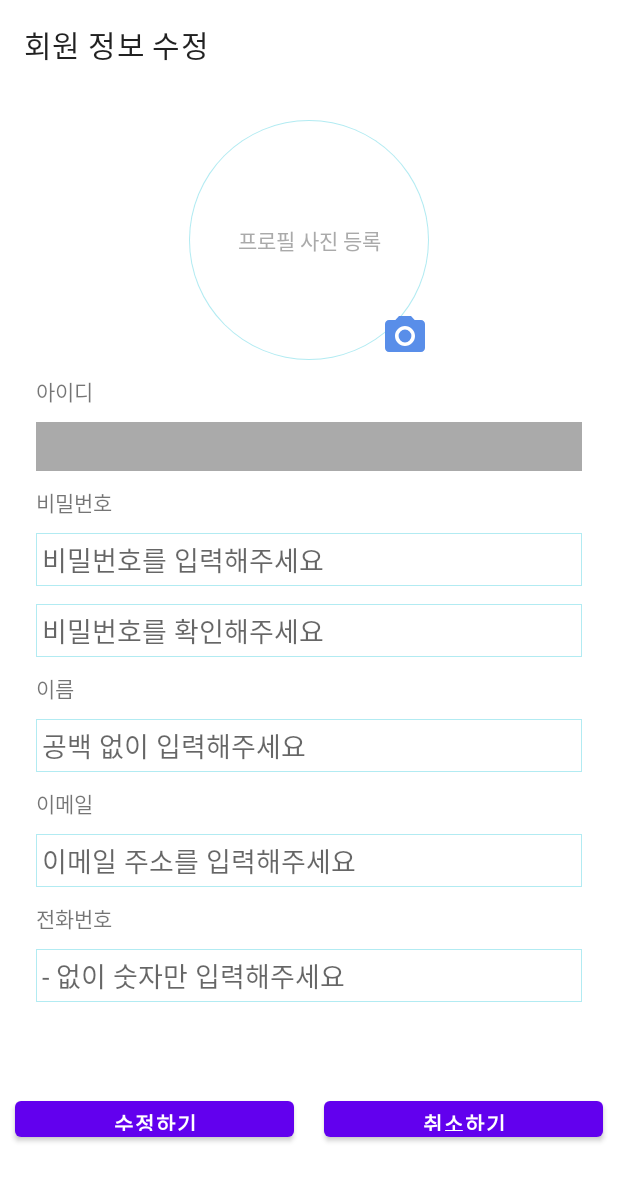
After one commit to NaudhizFehu/07_project_dev4, an Android app: the layout fragment_modify.xml on its own in the app's theme, with its tools: preview values and no code run, on a phone screen of 412 x 824 dp. The commit adds this screen. Shown: the top 1181 px of the screen. Run offline under Robolectric (Android 15) with nearby library versions, the phone set to English and light mode, and no system bars.

Commit message:
회원정보 수정 기능 뷰, 기능, 테스트 완료 ModifyFragment.java / ModigyViewModel.java / fragment_modify.xml -> 생성 및 코드 작성 ViewModelFactory.java / MemberRepository.java / MemberService.java / MyPageFragment.java / MyPageViewModel.java / MemberService.java -> 코드 수정

```diff
--- a/client/app/src/main/java/com/dev04/client/ViewModelFactory.java
+++ b/client/app/src/main/java/com/dev04/client/ViewModelFactory.java
@@ -9,6 +9,7 @@ import com.dev04.client.repository.MemberRepository;
 import com.dev04.client.repository.NetworkAPI;
 import com.dev04.client.ui.join.JoinViewModel;
 import com.dev04.client.ui.login.LoginViewModel;
+import com.dev04.client.ui.modify.ModifyViewModel;
 import com.dev04.client.ui.myPage.MyPageViewModel;
 import com.dev04.client.ui.read.ReadViewModel;
 
@@ -28,8 +29,8 @@ public class ViewModelFactory implements ViewModelProvider.Factory {
             return (T) new JoinViewModel(memberRepository);
         } else if (modelClass.isAssignableFrom(MyPageViewModel.class)) {
             return (T) new MyPageViewModel(memberRepository);
-//        } else if (modelClass.isAssignableFrom(ModifyViewModel.class)) {
-//            return (T) new ModifyViewModel(memberRepository);
+        } else if (modelClass.isAssignableFrom(ModifyViewModel.class)) {
+            return (T) new ModifyViewModel(memberRepository);
 //        } else if (modelClass.isAssignableFrom(MemberListViewModel.class)) {
 //            return (T) new MemberListViewModel(memberRepository);
         } else {
--- a/client/app/src/main/java/com/dev04/client/repository/MemberRepository.java
+++ b/client/app/src/main/java/com/dev04/client/repository/MemberRepository.java
@@ -34,6 +34,10 @@ public class MemberRepository {
         memberService.myPageMember(memberVO).enqueue(callback);
     }
 
+    public void modifyMember(MemberVO memberVO, Callback<Void> callback){
+        memberService.modyfiMember(memberVO).enqueue(callback);
+    }
+
 //    public void signUpMember(Member member, File file, Callback<Void> callback) {
 //        MultipartBody.Part profileFile = MultipartBody.Part.createFormData(
 //                "profilePic",
--- a/client/app/src/main/java/com/dev04/client/repository/MemberService.java
+++ b/client/app/src/main/java/com/dev04/client/repository/MemberService.java
@@ -27,6 +27,9 @@ public interface MemberService {
 
     @POST("myPage")
     Call<MemberVO> myPageMember(@Body MemberVO memberVO);
+
+    @POST("changeMyInfo")
+    Call<Void> modyfiMember(@Body MemberVO memberVO);
 //    @Multipart
 //    @POST("member/modify-profile")
 //    Call<Void> modifyMemberWithProfile(@Part("member") Member member, @Part MultipartBody.Part profileFile);
--- a/client/app/src/main/java/com/dev04/client/repository/NetworkAPI.java
+++ b/client/app/src/main/java/com/dev04/client/repository/NetworkAPI.java
@@ -7,7 +7,7 @@ import retrofit2.Retrofit;
 import retrofit2.converter.moshi.MoshiConverterFactory;
 
 public class NetworkAPI {
-    private static final String SERVER_BASE_URL = "http://172.30.1.43:9407/"; // TODO - IP 를 서버 PC 의 IP로 설정해주어야 함.
+    private static final String SERVER_BASE_URL = "http://192.168.0.109:9407/"; // TODO - IP 를 서버 PC 의 IP로 설정해주어야 함.
 
     private static NetworkAPI INSTANCE;
 
--- /dev/null
+++ b/client/app/src/main/res/layout/fragment_modify.xml
@@ -0,0 +1,230 @@
+<?xml version="1.0" encoding="utf-8"?>
+<layout xmlns:android="http://schemas.android.com/apk/res/android"
+    xmlns:tools="http://schemas.android.com/tools"
+    xmlns:app="http://schemas.android.com/apk/res-auto">
+
+    <data>
+        <variable
+            name="vm"
+            type="com.dev04.client.ui.modify.ModifyViewModel" />
+    </data>
+
+    <androidx.core.widget.NestedScrollView
+        android:layout_width="match_parent"
+        android:layout_height="match_parent"
+        android:fillViewport="true"
+        tools:context=".ui.modify.ModifyFragment" >
+        <androidx.constraintlayout.widget.ConstraintLayout
+            android:layout_width="match_parent"
+            android:layout_height="wrap_content">
+
+            <androidx.appcompat.widget.Toolbar
+                android:id="@+id/modify_title"
+                android:layout_width="match_parent"
+                android:layout_height="60dp"
+                app:title="회원 정보 수정"
+                app:layout_constraintTop_toTopOf="parent"
+                app:layout_constraintStart_toStartOf="parent"
+                app:layout_constraintEnd_toEndOf="parent"/>
+
+            <FrameLayout
+                android:id="@+id/modify_profile_layout"
+                android:layout_width="160dp"
+                android:layout_height="160dp"
+                android:layout_marginVertical="20dp"
+                android:background="@drawable/circle"
+                app:layout_constraintTop_toBottomOf="@id/modify_title"
+                app:layout_constraintStart_toStartOf="parent"
+                app:layout_constraintEnd_toEndOf="parent">
+                <TextView
+                    android:layout_width="match_parent"
+                    android:layout_height="match_parent"
+                    android:gravity="center"
+                    android:text="프로필 사진 등록"
+                    android:textColor="@android:color/darker_gray"/>
+                <ImageView
+                    android:id="@+id/modify_profile_view"
+                    android:layout_width="match_parent"
+                    android:layout_height="match_parent"/>
+                <ImageView
+                    android:id="@+id/modify_add_profile_view"
+                    android:layout_width="32dp"
+                    android:layout_height="32dp"
+                    android:layout_gravity="bottom|end"
+                    android:src="@drawable/ic_photo_32"/>
+            </FrameLayout>
+
+            <TextView
+                android:id="@+id/modify_id_lable"
+                android:layout_width="match_parent"
+                android:layout_height="wrap_content"
+                android:gravity="start"
+                android:paddingHorizontal="24dp"
+                android:paddingVertical="10dp"
+                android:text="아이디"
+                app:layout_constraintTop_toBottomOf="@id/modify_profile_layout"
+                app:layout_constraintStart_toStartOf="parent"
+                app:layout_constraintEnd_toEndOf="parent" />
+
+            <EditText
+                android:id="@+id/modify_id"
+                android:layout_width="0dp"
+                android:layout_height="wrap_content"
+                android:layout_marginHorizontal="24dp"
+                android:padding="4dp"
+                android:background="@drawable/border"
+                android:backgroundTint="@android:color/darker_gray"
+                android:focusable="false"
+                android:focusableInTouchMode="false"
+                android:text="@={vm.id}"
+                app:layout_constraintTop_toBottomOf="@id/modify_id_lable"
+                app:layout_constraintStart_toStartOf="parent"
+                app:layout_constraintEnd_toEndOf="parent" />
+
+            <TextView
+                android:id="@+id/modify_password_lable"
+                android:layout_width="match_parent"
+                android:layout_height="wrap_content"
+                android:gravity="start"
+                android:paddingHorizontal="24dp"
+                android:paddingVertical="10dp"
+                android:text="비밀번호"
+                app:layout_constraintTop_toBottomOf="@id/modify_id"
+                app:layout_constraintStart_toStartOf="parent"
+                app:layout_constraintEnd_toEndOf="parent" />
+
+            <EditText
+                android:id="@+id/modify_password"
+                android:layout_width="0dp"
+                android:layout_height="wrap_content"
+                android:layout_marginHorizontal="24dp"
+                android:padding="4dp"
+                android:hint="비밀번호를 입력해주세요"
+                android:background="@drawable/border"
+                android:inputType="textPassword"
+                android:text="@={vm.password}"
+                app:layout_constraintTop_toBottomOf="@id/modify_password_lable"
+                app:layout_constraintStart_toStartOf="parent"
+                app:layout_constraintEnd_toEndOf="parent" />
+
+            <EditText
+                android:id="@+id/modify_password_confirm"
+                android:layout_width="0dp"
+                android:layout_height="wrap_content"
+                android:layout_marginHorizontal="24dp"
+                android:layout_marginTop="12dp"
+                android:padding="4dp"
+                android:background="@drawable/border"
+                android:inputType="textPassword"
+                android:hint="비밀번호를 확인해주세요"
+                android:text="@={vm.passwordConfirm}"
+                app:layout_constraintTop_toBottomOf="@id/modify_password"
+                app:layout_constraintStart_toStartOf="parent"
+                app:layout_constraintEnd_toEndOf="parent" />
+
+            <TextView
+                android:id="@+id/modify_name_label"
+                android:layout_width="match_parent"
+                android:layout_height="wrap_content"
+                android:gravity="start"
+                android:paddingHorizontal="24dp"
+                android:paddingVertical="10dp"
+                android:text="이름"
+                app:layout_constraintTop_toBottomOf="@id/modify_password_confirm"
+                app:layout_constraintStart_toStartOf="parent"
+                app:layout_constraintEnd_toEndOf="parent" />
+
+            <EditText
+                android:id="@+id/modify_name"
+                android:layout_width="0dp"
+                android:layout_height="wrap_content"
+                android:layout_marginHorizontal="24dp"
+                android:background="@drawable/border"
+                android:hint="공백 없이 입력해주세요"
+                android:inputType="text"
+                android:padding="4dp"
+                android:text="@={vm.name}"
+                app:layout_constraintEnd_toEndOf="parent"
+                app:layout_constraintHorizontal_bias="1.0"
+                app:layout_constraintStart_toStartOf="parent"
+                app:layout_constraintTop_toBottomOf="@id/modify_name_label" />
+
+            <TextView
+                android:id="@+id/modify_email_lable"
+                android:layout_width="match_parent"
+                android:layout_height="wrap_content"
+                android:gravity="start"
+                android:paddingHorizontal="24dp"
+                android:paddingVertical="10dp"
+                android:text="이메일"
+                app:layout_constraintTop_toBottomOf="@id/modify_name"
+                app:layout_constraintStart_toStartOf="parent"
+                app:layout_constraintEnd_toEndOf="parent" />
+
+            <EditText
+                android:id="@+id/modify_email"
+                android:layout_width="0dp"
+                android:layout_height="wrap_content"
+                android:layout_marginHorizontal="24dp"
+                android:padding="4dp"
+                android:background="@drawable/border"
+                android:inputType="textEmailAddress"
+                android:hint="이메일 주소를 입력해주세요"
+                android:text="@={vm.email}"
+                app:layout_constraintTop_toBottomOf="@id/modify_email_lable"
+                app:layout_constraintStart_toStartOf="parent"
+                app:layout_constraintEnd_toEndOf="parent" />
+
+            <TextView
+                android:id="@+id/modify_phone_lable"
+                android:layout_width="match_parent"
+                android:layout_height="wrap_content"
+                android:gravity="start"
+                android:paddingHorizontal="24dp"
+                android:paddingVertical="10dp"
+                android:text="전화번호"
+                app:layout_constraintTop_toBottomOf="@id/modify_email"
+                app:layout_constraintStart_toStartOf="parent"
+                app:layout_constraintEnd_toEndOf="parent" />
+
+            <EditText
+                android:id="@+id/modify_phone"
+                android:layout_width="0dp"
+                android:layout_height="wrap_content"
+                android:layout_marginHorizontal="24dp"
+                android:padding="4dp"
+                android:background="@drawable/border"
+                android:inputType="phone"
+                android:hint="- 없이 숫자만 입력해주세요"
+                android:text="@={vm.phone}"
+                app:layout_constraintTop_toBottomOf="@id/modify_phone_lable"
+                app:layout_constraintStart_toStartOf="parent"
+                app:layout_constraintEnd_toEndOf="parent" />
+
+            <Button
+                android:id="@+id/modify_submit_btn"
+                android:layout_width="0dp"
+                android:layout_height="36dp"
+                android:layout_margin="10dp"
+                android:text="수정하기"
+                android:textStyle="bold"
+                app:layout_constraintBottom_toBottomOf="parent"
+                app:layout_constraintTop_toBottomOf="@id/modify_phone"
+                app:layout_constraintStart_toStartOf="parent"
+                app:layout_constraintEnd_toStartOf="@id/modify_cancel_btn"/>
+
+            <Button
+                android:id="@+id/modify_cancel_btn"
+                android:layout_width="0dp"
+                android:layout_height="36dp"
+                android:layout_margin="10dp"
+                android:text="취소하기"
+                android:textStyle="bold"
+                app:layout_constraintBottom_toBottomOf="parent"
+                app:layout_constraintTop_toBottomOf="@id/modify_phone"
+                app:layout_constraintStart_toEndOf="@id/modify_submit_btn"
+                app:layout_constraintEnd_toEndOf="parent"/>
+
+        </androidx.constraintlayout.widget.ConstraintLayout>
+    </androidx.core.widget.NestedScrollView>
+</layout>
--- a/server/server/src/main/java/com/dev04/server/member/MemberService.java
+++ b/server/server/src/main/java/com/dev04/server/member/MemberService.java
@@ -44,6 +44,7 @@ public class MemberService {
 	}
 
 	public void update(MemberVO memberVO) {
+		memberVO.setRegDate(mr.findById(memberVO.getId()).get().getRegDate());
 		mr.save(memberVO);
 
 	}
```
Also changed, not shown: client/app/src/main/java/com/dev04/client/ui/modify/ModifyFragment.java (added, +126 -0 lines), client/app/src/main/java/com/dev04/client/ui/modify/ModifyViewModel.java (added, +99 -0 lines), client/app/src/main/java/com/dev04/client/ui/myPage/MyPageFragment.java (+22 -2 lines), client/app/src/main/java/com/dev04/client/ui/myPage/MyPageViewModel.java (+4 -3 lines).
